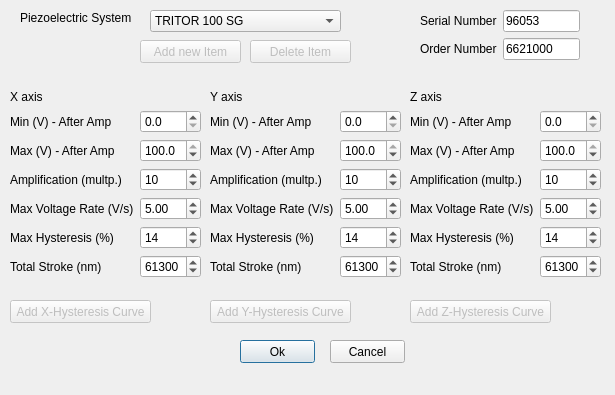
This is nanoscanner/dialogs/piezo_dialog.ui in AllisonPessoa/nano-scanner as Qt 5 draws it before an edit. The edited form follows.
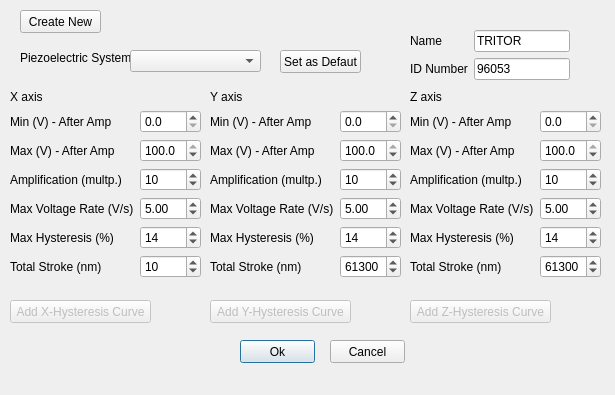
This is the edited form.

Commit message:
Fixed Piezo Management
Now it is possible to add a default piezo system, also create and select other systems

Diff of the .ui file:
```diff
--- a/nanoscanner/dialogs/piezo_dialog.ui
+++ b/nanoscanner/dialogs/piezo_dialog.ui
@@ -17,7 +17,7 @@
    <property name="geometry">
     <rect>
      <x>20</x>
-     <y>10</y>
+     <y>50</y>
      <width>111</width>
      <height>16</height>
     </rect>
@@ -129,10 +129,10 @@
        <number>0</number>
       </property>
       <property name="maximum">
-       <double>100000.000000000000000</double>
+       <double>1000000.000000000000000</double>
       </property>
       <property name="value">
-       <double>61300.000000000000000</double>
+       <double>10.000000000000000</double>
       </property>
      </widget>
     </item>
@@ -391,88 +391,70 @@
   <widget class="QWidget" name="formLayoutWidget_4">
    <property name="geometry">
     <rect>
-     <x>420</x>
-     <y>10</y>
+     <x>410</x>
+     <y>30</y>
      <width>160</width>
-     <height>61</height>
+     <height>51</height>
     </rect>
    </property>
    <layout class="QFormLayout" name="formLayout_4">
     <item row="0" column="0">
-     <widget class="QLabel" name="serialNumberLabel">
+     <widget class="QLabel" name="label_2">
       <property name="text">
-       <string>Serial Number</string>
+       <string>Name</string>
       </property>
      </widget>
     </item>
     <item row="0" column="1">
-     <widget class="QLineEdit" name="serialNumberLineEdit">
+     <widget class="QLineEdit" name="lineEdit_PiezosName">
+      <property name="text">
+       <string>TRITOR</string>
+      </property>
+     </widget>
+    </item>
+    <item row="1" column="0">
+     <widget class="QLabel" name="serialNumberLabel">
+      <property name="text">
+       <string>ID Number</string>
+      </property>
+     </widget>
+    </item>
+    <item row="1" column="1">
+     <widget class="QLineEdit" name="lineEdit_IDnumber">
       <property name="text">
        <string>96053</string>
       </property>
      </widget>
     </item>
-    <item row="1" column="0">
-     <widget class="QLabel" name="orderNumberLabel">
-      <property name="text">
-       <string>Order Number</string>
-      </property>
-     </widget>
-    </item>
-    <item row="1" column="1">
-     <widget class="QLineEdit" name="orderNumberLineEdit">
-      <property name="text">
-       <string>6621000</string>
-      </property>
-     </widget>
-    </item>
    </layout>
   </widget>
   <widget class="QPushButton" name="pushButton_3">
    <property name="enabled">
-    <bool>false</bool>
+    <bool>true</bool>
    </property>
    <property name="geometry">
     <rect>
-     <x>140</x>
-     <y>40</y>
-     <width>101</width>
+     <x>20</x>
+     <y>10</y>
+     <width>81</width>
      <height>23</height>
     </rect>
    </property>
    <property name="text">
-    <string>Add new Item</string>
+    <string>Create New</string>
    </property>
   </widget>
   <widget class="QComboBox" name="comboBox">
    <property name="geometry">
     <rect>
-     <x>150</x>
-     <y>10</y>
-     <width>191</width>
+     <x>130</x>
+     <y>50</y>
+     <width>131</width>
      <height>22</height>
     </rect>
    </property>
-   <item>
-    <property name="text">
-     <string>TRITOR 100 SG</string>
-    </property>
-   </item>
-  </widget>
-  <widget class="QPushButton" name="pushButton_4">
-   <property name="enabled">
-    <bool>false</bool>
-   </property>
-   <property name="geometry">
-    <rect>
-     <x>250</x>
-     <y>40</y>
-     <width>101</width>
-     <height>23</height>
-    </rect>
-   </property>
-   <property name="text">
-    <string>Delete Item</string>
+   <property name="currentText">
+    <string/>
    </property>
   </widget>
   <widget class="QPushButton" name="pushButton_5">
@@ -523,6 +505,19 @@
     <string>Add Z-Hysteresis Curve</string>
    </property>
   </widget>
+  <widget class="QPushButton" name="pushButton_setDefaut">
+   <property name="geometry">
+    <rect>
+     <x>280</x>
+     <y>50</y>
+     <width>81</width>
+     <height>23</height>
+    </rect>
+   </property>
+   <property name="text">
+    <string>Set as Defaut</string>
+   </property>
+  </widget>
  </widget>
  <resources/>
  <connections/>
```
Left out of the diff: 6 changed lines with no effect on the pictures. The commit also changes 4 other files.
